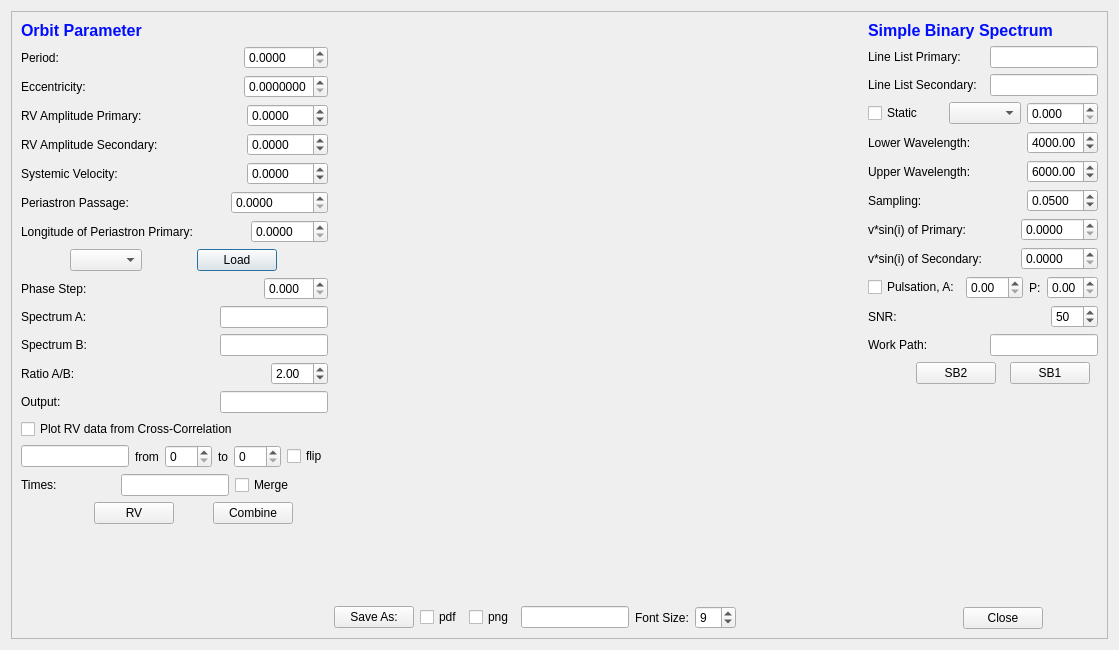
Old version of the form CroCo/binarytool.ui in the repository DPSablowski/croco.
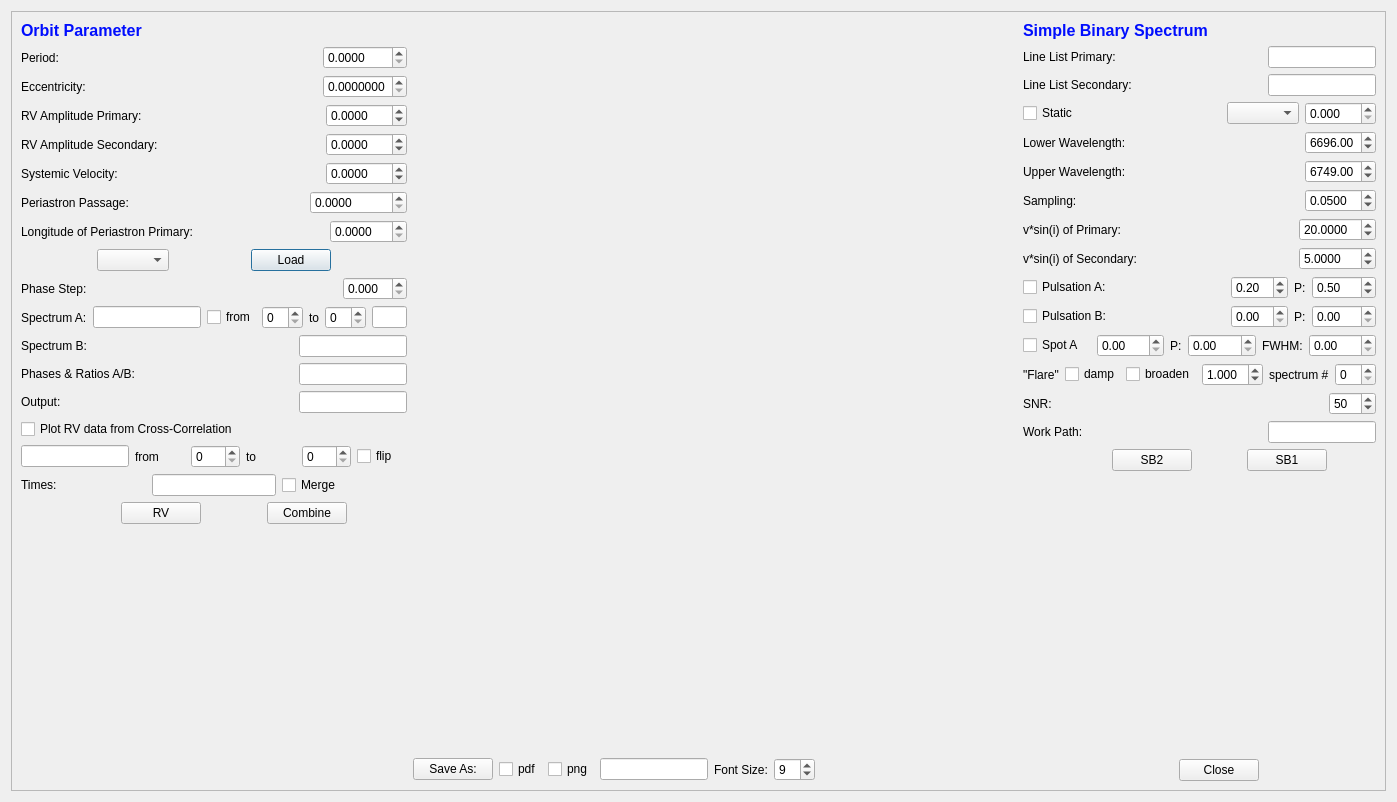
New version of the form. Custom widgets are drawn as their Qt base class.

The edit to the form file:
```diff
--- a/CroCo/binarytool.ui
+++ b/CroCo/binarytool.ui
@@ -6,8 +6,8 @@
    <rect>
     <x>0</x>
     <y>0</y>
-    <width>1119</width>
-    <height>650</height>
+    <width>1397</width>
+    <height>802</height>
    </rect>
   </property>
   <property name="font">
@@ -29,8 +29,8 @@
        <rect>
         <x>0</x>
         <y>0</y>
-        <width>1099</width>
-        <height>630</height>
+        <width>1377</width>
+        <height>782</height>
        </rect>
       </property>
       <layout class="QHBoxLayout" name="horizontalLayout_21">
@@ -356,6 +356,42 @@
              </property>
             </widget>
            </item>
+           <item>
+            <widget class="QCheckBox" name="checkBox_12">
+             <property name="text">
+              <string>from</string>
+             </property>
+            </widget>
+           </item>
+           <item>
+            <widget class="QSpinBox" name="spinBox_6"/>
+           </item>
+           <item>
+            <widget class="QLabel" name="label_34">
+             <property name="text">
+              <string>to</string>
+             </property>
+            </widget>
+           </item>
+           <item>
+            <widget class="QSpinBox" name="spinBox_7"/>
+           </item>
+           <item>
+            <widget class="QLineEdit" name="lineEdit_11">
+             <property name="sizePolicy">
+              <sizepolicy hsizetype="Maximum" vsizetype="Fixed">
+               <horstretch>0</horstretch>
+               <verstretch>0</verstretch>
+              </sizepolicy>
+             </property>
+             <property name="maximumSize">
+              <size>
+               <width>35</width>
+               <height>16777215</height>
+              </size>
+             </property>
+            </widget>
+           </item>
           </layout>
          </item>
          <item>
@@ -384,21 +420,18 @@
            <item>
             <widget class="QLabel" name="label_22">
              <property name="text">
-              <string>Ratio A/B:</string>
+              <string>Phases &amp; Ratios A/B:</string>
              </property>
             </widget>
            </item>
            <item>
-            <widget class="QDoubleSpinBox" name="doubleSpinBox">
+            <widget class="QLineEdit" name="lineEdit_10">
              <property name="sizePolicy">
               <sizepolicy hsizetype="Maximum" vsizetype="Fixed">
                <horstretch>0</horstretch>
                <verstretch>0</verstretch>
               </sizepolicy>
              </property>
-             <property name="value">
-              <double>2.000000000000000</double>
-             </property>
             </widget>
            </item>
           </layout>
@@ -784,7 +817,7 @@
               <double>9999.989999999999782</double>
              </property>
              <property name="value">
-              <double>4000.000000000000000</double>
+              <double>6696.000000000000000</double>
              </property>
             </widget>
            </item>
@@ -814,7 +847,7 @@
               <double>9999.989999999999782</double>
              </property>
              <property name="value">
-              <double>6000.000000000000000</double>
+              <double>6749.000000000000000</double>
              </property>
             </widget>
            </item>
@@ -873,6 +906,9 @@
              <property name="maximum">
               <double>999.990000000000009</double>
              </property>
+             <property name="value">
+              <double>20.000000000000000</double>
+             </property>
             </widget>
            </item>
           </layout>
@@ -900,6 +936,9 @@
              <property name="maximum">
               <double>999.990000000000009</double>
              </property>
+             <property name="value">
+              <double>5.000000000000000</double>
+             </property>
             </widget>
            </item>
           </layout>
@@ -909,7 +948,7 @@
            <item>
             <widget class="QCheckBox" name="checkBox_3">
              <property name="text">
-              <string>Pulsation, A:</string>
+              <string>Pulsation A:</string>
              </property>
             </widget>
            </item>
@@ -921,6 +960,9 @@
                <verstretch>0</verstretch>
               </sizepolicy>
              </property>
+             <property name="value">
+              <double>0.200000000000000</double>
+             </property>
             </widget>
            </item>
            <item>
@@ -945,10 +987,157 @@
               </sizepolicy>
              </property>
              <property name="maximum">
+              <double>999.990000000000009</double>
+             </property>
+             <property name="value">
+              <double>0.500000000000000</double>
+             </property>
+            </widget>
+           </item>
+          </layout>
+         </item>
+         <item>
+          <layout class="QHBoxLayout" name="horizontalLayout_32">
+           <item>
+            <widget class="QCheckBox" name="checkBox_8">
+             <property name="text">
+              <string>Pulsation B:</string>
+             </property>
+            </widget>
+           </item>
+           <item>
+            <widget class="QDoubleSpinBox" name="doubleSpinBox">
+             <property name="sizePolicy">
+              <sizepolicy hsizetype="Maximum" vsizetype="Fixed">
+               <horstretch>0</horstretch>
+               <verstretch>0</verstretch>
+              </sizepolicy>
+             </property>
+            </widget>
+           </item>
+           <item>
+            <widget class="QLabel" name="label_29">
+             <property name="sizePolicy">
+              <sizepolicy hsizetype="Maximum" vsizetype="Preferred">
+               <horstretch>0</horstretch>
+               <verstretch>0</verstretch>
+              </sizepolicy>
+             </property>
+             <property name="text">
+              <string>P:</string>
+             </property>
+            </widget>
+           </item>
+           <item>
+            <widget class="QDoubleSpinBox" name="doubleSpinBox_18">
+             <property name="sizePolicy">
+              <sizepolicy hsizetype="Maximum" vsizetype="Fixed">
+               <horstretch>0</horstretch>
+               <verstretch>0</verstretch>
+              </sizepolicy>
+             </property>
+             <property name="maximum">
+              <double>999.990000000000009</double>
+             </property>
+            </widget>
+           </item>
+          </layout>
+         </item>
+         <item>
+          <layout class="QHBoxLayout" name="horizontalLayout_33">
+           <item>
+            <widget class="QCheckBox" name="checkBox_9">
+             <property name="text">
+              <string>Spot A</string>
+             </property>
+            </widget>
+           </item>
+           <item>
+            <widget class="QDoubleSpinBox" name="doubleSpinBox_19"/>
+           </item>
+           <item>
+            <widget class="QLabel" name="label_30">
+             <property name="sizePolicy">
+              <sizepolicy hsizetype="Maximum" vsizetype="Preferred">
+               <horstretch>0</horstretch>
+               <verstretch>0</verstretch>
+              </sizepolicy>
+             </property>
+             <property name="text">
+              <string>P:</string>
+             </property>
+            </widget>
+           </item>
+           <item>
+            <widget class="QDoubleSpinBox" name="doubleSpinBox_20"/>
+           </item>
+           <item>
+            <widget class="QLabel" name="label_31">
+             <property name="sizePolicy">
+              <sizepolicy hsizetype="Maximum" vsizetype="Preferred">
+               <horstretch>0</horstretch>
+               <verstretch>0</verstretch>
+              </sizepolicy>
+             </property>
+             <property name="text">
+              <string>FWHM:</string>
+             </property>
+            </widget>
+           </item>
+           <item>
+            <widget class="QDoubleSpinBox" name="doubleSpinBox_21"/>
+           </item>
+          </layout>
+         </item>
+         <item>
+          <layout class="QHBoxLayout" name="horizontalLayout_34">
+           <item>
+            <widget class="QLabel" name="label_32">
+             <property name="text">
+              <string>&quot;Flare&quot;</string>
+             </property>
+            </widget>
+           </item>
+           <item>
+            <widget class="QCheckBox" name="checkBox_10">
+             <property name="text">
+              <string>damp</string>
+             </property>
+            </widget>
+           </item>
+           <item>
+            <widget class="QCheckBox" name="checkBox_11">
+             <property name="text">
+              <string>broaden</string>
+             </property>
+            </widget>
+           </item>
+           <item>
+            <widget class="QDoubleSpinBox" name="doubleSpinBox_22">
+             <property name="decimals">
+              <number>3</number>
+             </property>
+             <property name="minimum">
+              <double>-9.990000000000000</double>
+             </property>
+             <property name="maximum">
               <double>9.990000000000000</double>
              </property>
+             <property name="value">
+              <double>1.000000000000000</double>
+             </property>
             </widget>
            </item>
+           <item>
+            <widget class="QLabel" name="label_33">
+             <property name="text">
+              <string>spectrum #</string>
+             </property>
+            </widget>
+           </item>
+           <item>
+            <widget class="QSpinBox" name="spinBox_5"/>
+           </item>
           </layout>
          </item>
          <item>
```
